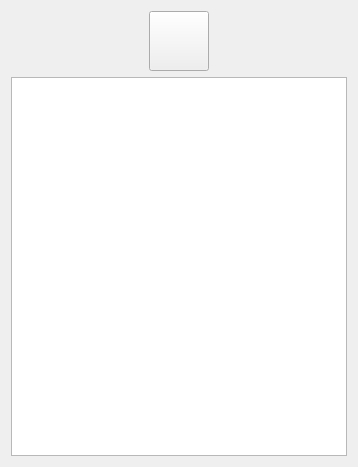
Qt form widget.ui (lankai7/NewChatServer_windows) before a commit.
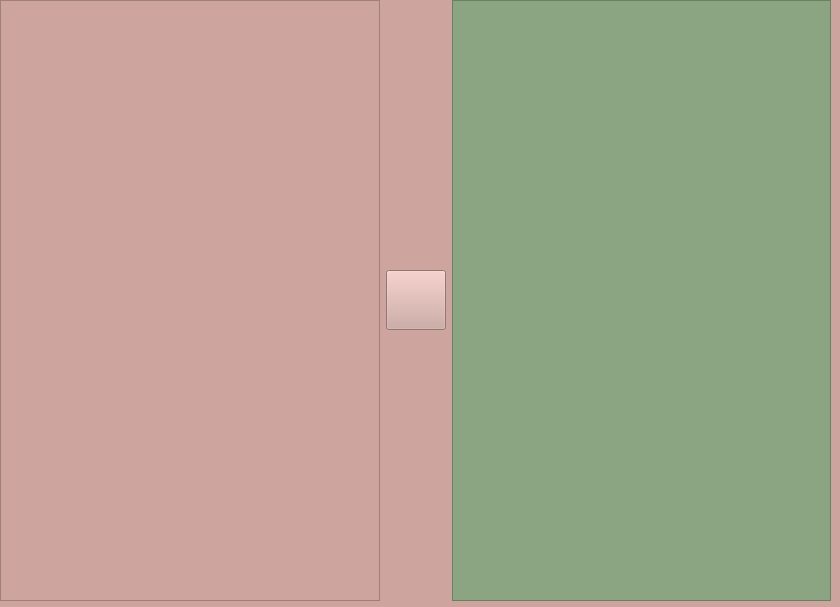
The same form after that commit. Icons and pictures are not drawn.

The edit to the form file:
```diff
--- a/widget.ui
+++ b/widget.ui
@@ -6,17 +6,39 @@
    <rect>
     <x>0</x>
     <y>0</y>
-    <width>358</width>
-    <height>467</height>
+    <width>840</width>
+    <height>607</height>
    </rect>
   </property>
   <property name="windowTitle">
    <string>Widget</string>
   </property>
+  <property name="styleSheet">
+   <string notr="true">background:rgb(205, 165, 158);</string>
+  </property>
+  <widget class="QWidget" name="widget" native="true">
+   <property name="geometry">
+    <rect>
+     <x>0</x>
+     <y>0</y>
+     <width>831</width>
+     <height>601</height>
+    </rect>
+   </property>
+   <property name="styleSheet">
+    <string notr="true">background:url(:/res/pic/res/pic/background2.png);
+</string>
+   </property>
   <layout class="QHBoxLayout" name="horizontalLayout">
    <item>
-    <layout class="QVBoxLayout" name="verticalLayout_2">
-     <item alignment="Qt::AlignHCenter">
+     <widget class="QTextBrowser" name="textBrowser_2">
+      <property name="styleSheet">
+       <string notr="true">background:url(:/res/pic/res/pic/background2.png);
+color:rgb(205, 165, 158)</string>
+      </property>
+     </widget>
+    </item>
+    <item>
       <widget class="QPushButton" name="ser1_on">
        <property name="minimumSize">
         <size>
@@ -55,26 +77,13 @@
      <item>
       <widget class="QTextBrowser" name="textBrowser">
        <property name="styleSheet">
-        <string notr="true"/>
+       <string notr="true">background:rgb(139, 165, 131);
+color:rgb(205, 165, 158)</string>
        </property>
       </widget>
      </item>
-     <item>
-      <spacer name="horizontalSpacer">
-       <property name="orientation">
-        <enum>Qt::Horizontal</enum>
-       </property>
-       <property name="sizeHint" stdset="0">
-        <size>
-         <width>0</width>
-         <height>0</height>
-        </size>
-       </property>
-      </spacer>
-     </item>
-    </layout>
-   </item>
-  </layout>
+   </layout>
+  </widget>
  </widget>
  <resources/>
  <connections/>
```
Lines whose indentation alone changed are shown as unchanged.
